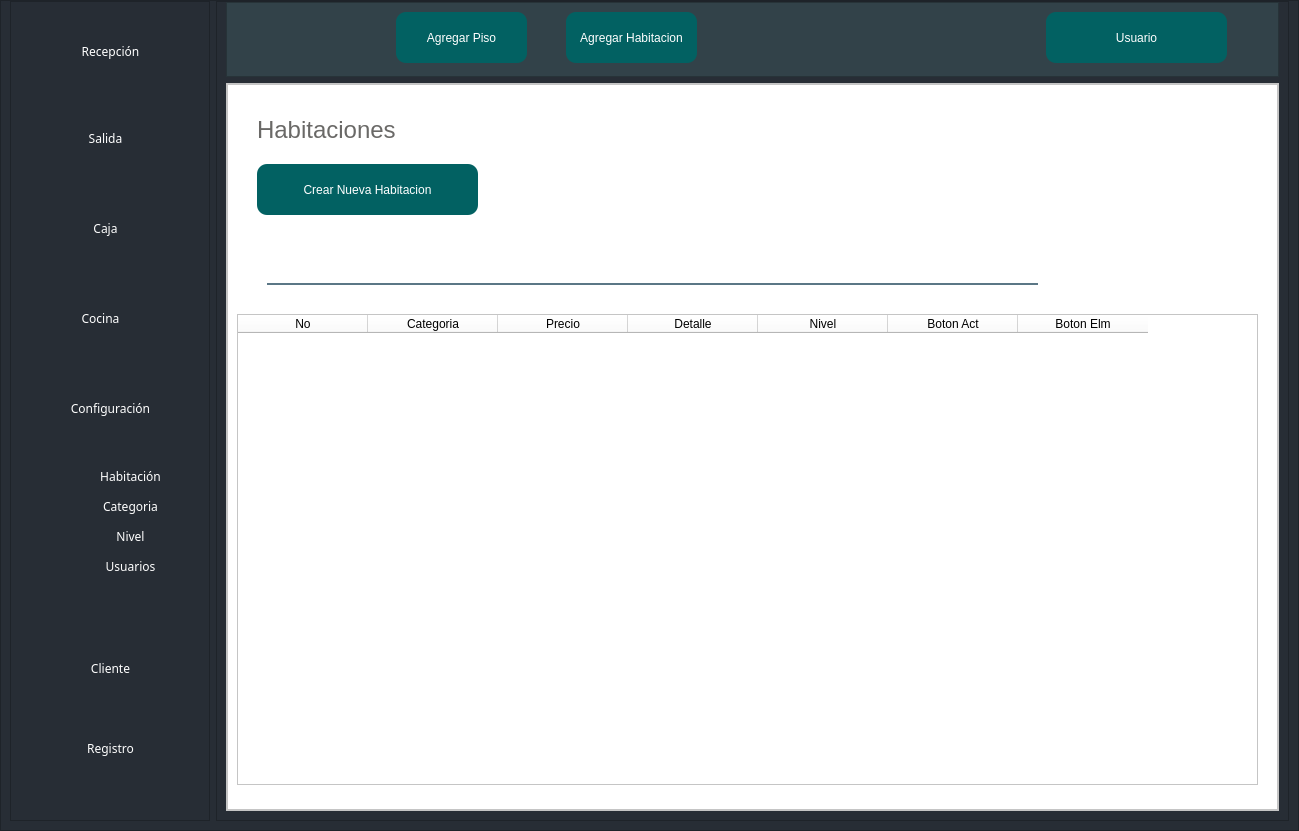
AngelAndreCotocCuzal/Hotel_Proyecto, file view/Interfaz.ui: the form before one commit.
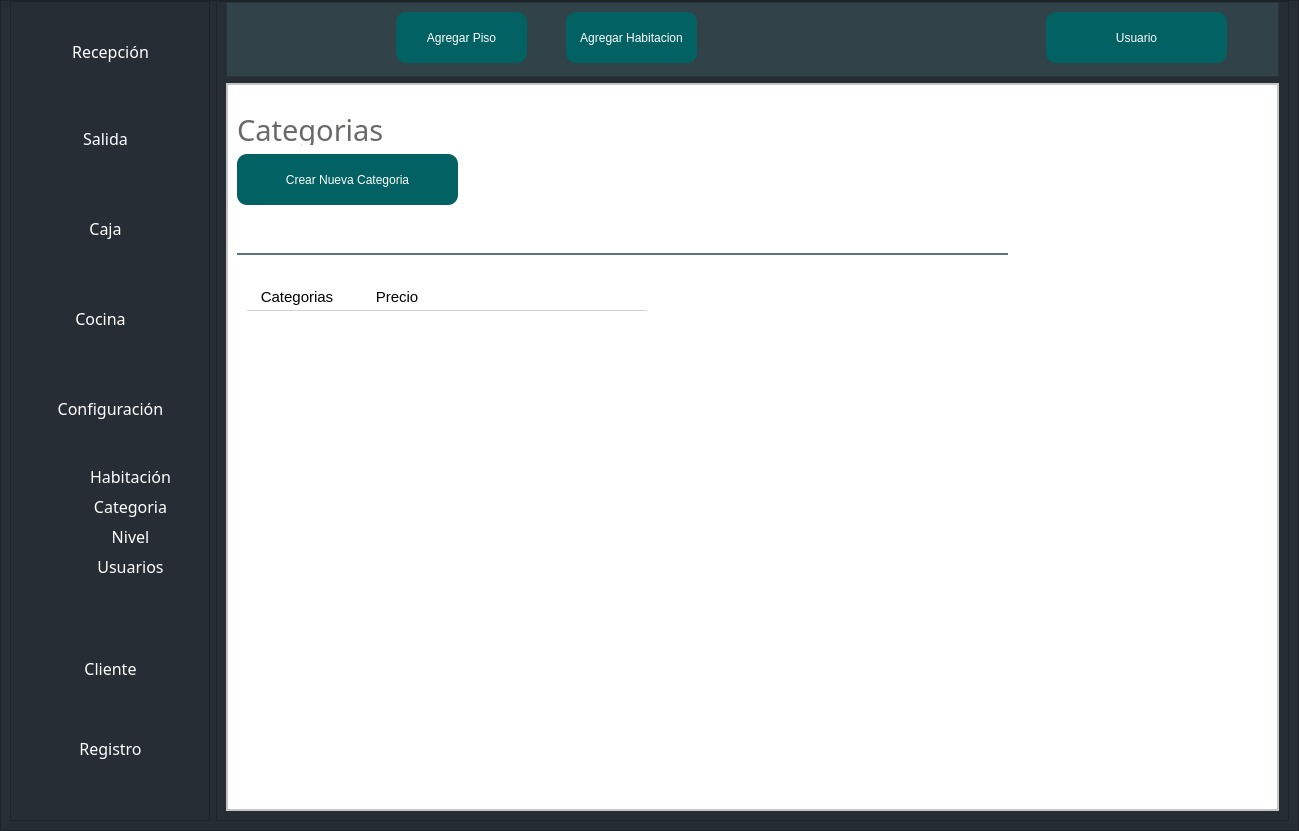
The form after the commit. The open tabs and pages were chosen to show the change.

Commit message: Se ajusto la interfaz cambios en la tabla de Habitacion, creacion de metodos y llmados a la base de datos para la pagina Nivel y solucion de otros errores

Diff of the .ui file:
```diff
--- a/view/Interfaz.ui
+++ b/view/Interfaz.ui
@@ -120,8 +120,8 @@
           </property>
           <property name="font">
            <font>
-            <family>MS Shell Dlg 2t</family>
-            <pointsize>9</pointsize>
+            <family>Archivo</family>
+            <pointsize>12</pointsize>
             <weight>9</weight>
             <italic>false</italic>
             <bold>false</bold>
@@ -151,8 +151,8 @@
           </property>
           <property name="font">
            <font>
-            <family>MS Shell Dlg 2t</family>
-            <pointsize>9</pointsize>
+            <family>Archivo</family>
+            <pointsize>12</pointsize>
             <weight>9</weight>
             <italic>false</italic>
             <bold>false</bold>
@@ -182,8 +182,8 @@
           </property>
           <property name="font">
            <font>
-            <family>MS Shell Dlg 2t</family>
-            <pointsize>9</pointsize>
+            <family>Archivo</family>
+            <pointsize>12</pointsize>
             <weight>9</weight>
             <italic>false</italic>
             <bold>false</bold>
@@ -213,8 +213,8 @@
           </property>
           <property name="font">
            <font>
-            <family>MS Shell Dlg 2t</family>
-            <pointsize>9</pointsize>
+            <family>Archivo</family>
+            <pointsize>12</pointsize>
             <weight>9</weight>
             <italic>false</italic>
             <bold>false</bold>
@@ -244,8 +244,8 @@
           </property>
           <property name="font">
            <font>
-            <family>MS Shell Dlg 2t</family>
-            <pointsize>9</pointsize>
+            <family>Archivo</family>
+            <pointsize>12</pointsize>
             <weight>9</weight>
             <italic>false</italic>
             <bold>false</bold>
@@ -275,8 +275,8 @@
           </property>
           <property name="font">
            <font>
-            <family>MS Shell Dlg 2t</family>
-            <pointsize>9</pointsize>
+            <family>Archivo</family>
+            <pointsize>12</pointsize>
             <weight>9</weight>
             <italic>false</italic>
             <bold>false</bold>
@@ -306,8 +306,8 @@
           </property>
           <property name="font">
            <font>
-            <family>MS Shell Dlg 2t</family>
-            <pointsize>9</pointsize>
+            <family>Archivo</family>
+            <pointsize>12</pointsize>
             <weight>9</weight>
             <italic>false</italic>
             <bold>false</bold>
@@ -337,8 +337,8 @@
           </property>
           <property name="font">
            <font>
-            <family>MS Shell Dlg 2t</family>
-            <pointsize>9</pointsize>
+            <family>Archivo</family>
+            <pointsize>12</pointsize>
             <weight>9</weight>
             <italic>false</italic>
             <bold>false</bold>
@@ -368,8 +368,8 @@
           </property>
           <property name="font">
            <font>
-            <family>MS Shell Dlg 2t</family>
-            <pointsize>9</pointsize>
+            <family>Archivo</family>
+            <pointsize>12</pointsize>
             <weight>9</weight>
             <italic>false</italic>
             <bold>false</bold>
@@ -399,8 +399,8 @@
           </property>
           <property name="font">
            <font>
-            <family>MS Shell Dlg 2t</family>
-            <pointsize>9</pointsize>
+            <family>Archivo</family>
+            <pointsize>12</pointsize>
             <weight>9</weight>
             <italic>false</italic>
             <bold>false</bold>
@@ -430,8 +430,8 @@
           </property>
           <property name="font">
            <font>
-            <family>MS Shell Dlg 2t</family>
-            <pointsize>9</pointsize>
+            <family>Archivo</family>
+            <pointsize>12</pointsize>
             <weight>9</weight>
             <italic>false</italic>
             <bold>false</bold>
@@ -612,7 +612,7 @@
              <item>
               <widget class="QStackedWidget" name="stackedWidget">
                <property name="styleSheet">
-                <string notr="true">background-color: rgba(250,250,250,255);</string>
+                <string notr="true">background-color: rgba(255,255,255,255);</string>
                </property>
                <property name="currentIndex">
                 <number>6</number>
@@ -1759,17 +1759,18 @@
     background:rgba(2,97,98,255);
     /*border: 1px solid #2361a0; /* Cambiar el color del borde a azul oscuro */
     border-radius: 10px;
-    font: 75 9pt &quot;MS Shell Dlg 2t&quot;;
+    font: 75 12pt &quot;Archivo&quot;;
 /* Cambiar el color de fondo a azul oscuro */
     color: white;
 }
-
+/*
 QPushButton:hover{
 
 background-color: qlineargradient(spread:pad, x1:0, y1:0.505682, x2:1, y2:0.477, stop:0 rgba(14, 52, 83, 1), stop:1 rgba(14, 52, 83, 1));
 color: black;
 
 }
+*/
 QFrame{
 background-color: rgb(255, 255, 255); /* Cambiar el color de fondo a azul oscuro */
 }
@@ -1780,11 +1781,13 @@
 border-bottom:2px solid rgba(46, 82, 101, 200);
    /*color: #2361a0;*/
 	color:rgba(106,105,103,255);
+    font: 75 12pt &quot;Archivo&quot;;
 
 }
 
 QLabel{
 color: rgba(106,105,103,255);
+    font: 75 22pt &quot;Archivo&quot;;
 }
 </string>
                    </property>
@@ -1797,7 +1800,7 @@
                    <widget class="QLabel" name="label_4">
                     <property name="geometry">
                      <rect>
-                      <x>30</x>
+                      <x>10</x>
                       <y>30</y>
                       <width>211</width>
                       <height>31</height>
@@ -1805,7 +1808,11 @@
                     </property>
                     <property name="font">
                      <font>
-                      <pointsize>18</pointsize>
+                      <family>Archivo</family>
+                      <pointsize>22</pointsize>
+                      <weight>9</weight>
+                      <italic>false</italic>
+                      <bold>false</bold>
                      </font>
                     </property>
                     <property name="text">
@@ -1815,8 +1822,8 @@
                    <widget class="QLineEdit" name="lineEdit">
                     <property name="geometry">
                      <rect>
-                      <x>40</x>
-                      <y>170</y>
+                      <x>10</x>
+                      <y>140</y>
                       <width>771</width>
                       <height>31</height>
                      </rect>
@@ -1825,11 +1832,11 @@
                      <string notr="true"/>
                     </property>
                    </widget>
-                   <widget class="QPushButton" name="pushButton">
+                   <widget class="QPushButton" name="btn_crearHab">
                     <property name="geometry">
                      <rect>
-                      <x>30</x>
-                      <y>80</y>
+                      <x>10</x>
+                      <y>70</y>
                       <width>221</width>
                       <height>51</height>
                      </rect>
@@ -1841,16 +1848,18 @@
                    <widget class="QTableWidget" name="tablaHabitacion">
                     <property name="geometry">
                      <rect>
-                      <x>10</x>
-                      <y>230</y>
-                      <width>1021</width>
-                      <height>471</height>
+                      <x>30</x>
+                      <y>200</y>
+                      <width>921</width>
+                      <height>401</height>
                      </rect>
                     </property>
                     <property name="styleSheet">
                      <string notr="true">QHeaderView {
     background-color: white;
     border: none;
+    font: 75 12pt &quot;Archivo&quot;;
+
 }
 
 QHeaderView:hover {
@@ -1872,7 +1881,7 @@
     gridline-color: transparent;
     font-size: 11pt;
     color: black;
-    font: 77 10pt &quot;Gadugi&quot;;
+
 }
 
 QTableWidget QTableCornerButton::section {
@@ -1885,36 +1894,10 @@
     border: none;
     border-bottom: 1px solid lightgray;
     alignment: AlignHCenter; /* Centra el texto horizontalmente */
-		color:black /* cambiar el color letra al seleccionar
+	color:black /* cambiar el color letra al seleccionar*/
+
 }</string>
                     </property>
-                    <attribute name="horizontalHeaderVisible">
-                     <bool>true</bool>
-                    </attribute>
-                    <attribute name="horizontalHeaderCascadingSectionResizes">
-                     <bool>false</bool>
-                    </attribute>
-                    <attribute name="horizontalHeaderMinimumSectionSize">
-                     <number>45</number>
-                    </attribute>
-                    <attribute name="horizontalHeaderDefaultSectionSize">
-                     <number>130</number>
-                    </attribute>
-                    <attribute name="horizontalHeaderShowSortIndicator" stdset="0">
-                     <bool>false</bool>
-                    </attribute>
-                    <attribute name="horizontalHeaderStretchLastSection">
-                     <bool>false</bool>
-                    </attribute>
-                    <attribute name="verticalHeaderVisible">
-                     <bool>true</bool>
-                    </attribute>
-                    <attribute name="verticalHeaderCascadingSectionResizes">
-                     <bool>false</bool>
-                    </attribute>
-                    <attribute name="verticalHeaderHighlightSections">
-                     <bool>true</bool>
-                    </attribute>
                     <column>
                      <property name="text">
                       <string>No</string>
@@ -1942,12 +1925,413 @@
                     </column>
                     <column>
                      <property name="text">
-                      <string>Boton Act</string>
+                      <string/>
                      </property>
                     </column>
                     <column>
                      <property name="text">
-                      <string>Boton Elm</string>
+                      <string/>
+                     </property>
+                    </column>
+                   </widget>
+                  </widget>
+                 </item>
+                 <item>
+                  <widget class="QPushButton" name="pushButton">
+                   <property name="text">
+                    <string>PushButton</string>
+                   </property>
+                  </widget>
+                 </item>
+                </layout>
+               </widget>
+               <widget class="QWidget" name="pg_categoria">
+                <layout class="QVBoxLayout" name="verticalLayout_7">
+                 <property name="spacing">
+                  <number>0</number>
+                 </property>
+                 <property name="leftMargin">
+                  <number>0</number>
+                 </property>
+                 <property name="topMargin">
+                  <number>0</number>
+                 </property>
+                 <property name="rightMargin">
+                  <number>0</number>
+                 </property>
+                 <property name="bottomMargin">
+                  <number>0</number>
+                 </property>
+                 <item>
+                  <widget class="QFrame" name="frame_10">
+                   <property name="styleSheet">
+                    <string notr="true">QPushButton{
+    background:rgba(2,97,98,255);
+    /*border: 1px solid #2361a0; /* Cambiar el color del borde a azul oscuro */
+    border-radius: 10px;
+    font: 75 12pt &quot;Archivo&quot;;
+/* Cambiar el color de fondo a azul oscuro */
+    color: white;
+}
+/*
+QPushButton:hover{
+
+background-color: qlineargradient(spread:pad, x1:0, y1:0.505682, x2:1, y2:0.477, stop:0 rgba(14, 52, 83, 1), stop:1 rgba(14, 52, 83, 1));
+color: black;
+
+}
+*/
+QFrame{
+background-color: rgb(255, 255, 255); /* Cambiar el color de fondo a azul oscuro */
+}
+
+QLineEdit{
+background-color: rgb(255,255,255);
+border:none;
+border-bottom:2px solid rgba(46, 82, 101, 200);
+   /*color: #2361a0;*/
+	color:rgba(106,105,103,255);
+    font: 75 12pt &quot;Archivo&quot;;
+
+}
+
+QLabel{
+color: rgba(106,105,103,255);
+    font: 75 22pt &quot;Archivo&quot;;
+}
+</string>
+                   </property>
+                   <property name="frameShape">
+                    <enum>QFrame::StyledPanel</enum>
+                   </property>
+                   <property name="frameShadow">
+                    <enum>QFrame::Raised</enum>
+                   </property>
+                   <widget class="QLabel" name="label_5">
+                    <property name="geometry">
+                     <rect>
+                      <x>10</x>
+                      <y>30</y>
+                      <width>211</width>
+                      <height>31</height>
+                     </rect>
+                    </property>
+                    <property name="font">
+                     <font>
+                      <family>Archivo</family>
+                      <pointsize>22</pointsize>
+                      <weight>9</weight>
+                      <italic>false</italic>
+                      <bold>false</bold>
+                     </font>
+                    </property>
+                    <property name="text">
+                     <string>Categorias</string>
+                    </property>
+                   </widget>
+                   <widget class="QLineEdit" name="lineEdit_2">
+                    <property name="geometry">
+                     <rect>
+                      <x>10</x>
+                      <y>140</y>
+                      <width>771</width>
+                      <height>31</height>
+                     </rect>
+                    </property>
+                    <property name="styleSheet">
+                     <string notr="true"/>
+                    </property>
+                   </widget>
+                   <widget class="QPushButton" name="btn_crearCat">
+                    <property name="geometry">
+                     <rect>
+                      <x>10</x>
+                      <y>70</y>
+                      <width>221</width>
+                      <height>51</height>
+                     </rect>
+                    </property>
+                    <property name="text">
+                     <string>Crear Nueva Categoria</string>
+                    </property>
+                   </widget>
+                   <widget class="QTableWidget" name="tablaCategoria">
+                    <property name="geometry">
+                     <rect>
+                      <x>20</x>
+                      <y>200</y>
+                      <width>1001</width>
+                      <height>501</height>
+                     </rect>
+                    </property>
+                    <property name="layoutDirection">
+                     <enum>Qt::LeftToRight</enum>
+                    </property>
+                    <property name="styleSheet">
+                     <string notr="true">QHeaderView {
+    background-color: white;
+    border: none;
+    font: 75 12pt &quot;Archivo&quot;;
+}
+
+QHeaderView:hover {
+    background-color: white;
+}
+
+QHeaderView:section {
+    background-color: white;
+    border-bottom: 1px solid lightgray;
+    border-top: none;
+    padding: 2px;
+    font-size: 11pt;
+    color: black;
+text-align: left;
+}
+
+QTableWidget {
+    background-color: white;
+    border: none;
+    gridline-color: transparent;
+    font-size: 11pt;
+    color: black;
+
+}
+
+QTableWidget QTableCornerButton::section {
+    background-color: white;
+    border: none;
+
+}
+
+QTableWidget::item {
+    border: none;
+    border-bottom: 1px solid lightgray;
+    alignment: AlignHCenter; /* Centra el texto horizontalmente */
+	color:black /* cambiar el color letra al seleccionar*/
+
+}</string>
+                    </property>
+                    <property name="textElideMode">
+                     <enum>Qt::ElideMiddle</enum>
+                    </property>
+                    <column>
+                     <property name="text">
+                      <string>Categorias</string>
+                     </property>
+                    </column>
+                    <column>
+                     <property name="text">
+                      <string>Precio</string>
+                     </property>
+                    </column>
+                    <column>
+                     <property name="text">
+                      <string/>
+                     </property>
+                    </column>
+                    <column>
+                     <property name="text">
+                      <string/>
+                     </property>
+                    </column>
+                   </widget>
+                  </widget>
+                 </item>
+                </layout>
+               </widget>
+               <widget class="QWidget" name="pg_nivel">
+                <layout class="QVBoxLayout" name="verticalLayout_8">
+                 <property name="spacing">
+                  <number>0</number>
+                 </property>
+                 <property name="leftMargin">
+                  <number>0</number>
+                 </property>
+                 <property name="topMargin">
+                  <number>0</number>
+                 </property>
+                 <property name="rightMargin">
+                  <number>0</number>
+                 </property>
+                 <property name="bottomMargin">
+                  <number>0</number>
+                 </property>
+                 <item>
+                  <widget class="QFrame" name="frame_11">
+                   <property name="styleSheet">
+                    <string notr="true">QPushButton{
+    background:rgba(2,97,98,255);
+    /*border: 1px solid #2361a0; /* Cambiar el color del borde a azul oscuro */
+    border-radius: 10px;
+    font: 75 12pt &quot;Archivo&quot;;
+/* Cambiar el color de fondo a azul oscuro */
+    color: white;
+}
+/*
+QPushButton:hover{
+
+background-color: qlineargradient(spread:pad, x1:0, y1:0.505682, x2:1, y2:0.477, stop:0 rgba(14, 52, 83, 1), stop:1 rgba(14, 52, 83, 1));
+color: black;
+
+}
+*/
+QFrame{
+background-color: rgb(255, 255, 255); /* Cambiar el color de fondo a azul oscuro */
+}
+
+QLineEdit{
+background-color: rgb(255,255,255);
+border:none;
+border-bottom:2px solid rgba(46, 82, 101, 200);
+   /*color: #2361a0;*/
+	color:rgba(106,105,103,255);
+    font: 75 12pt &quot;Archivo&quot;;
+
+}
+
+QLabel{
+color: rgba(106,105,103,255);
+    font: 75 22pt &quot;Archivo&quot;;
+}
+</string>
+                   </property>
+                   <property name="frameShape">
+                    <enum>QFrame::StyledPanel</enum>
+                   </property>
+                   <property name="frameShadow">
+                    <enum>QFrame::Raised</enum>
+                   </property>
+                   <widget class="QLabel" name="label_6">
+                    <property name="geometry">
+                     <rect>
+                      <x>10</x>
+                      <y>30</y>
+                      <width>211</width>
+                      <height>31</height>
+                     </rect>
+                    </property>
+                    <property name="font">
+                     <font>
+                      <family>Archivo</family>
+                      <pointsize>22</pointsize>
+                      <weight>9</weight>
+                      <italic>false</italic>
+                      <bold>false</bold>
+                     </font>
+                    </property>
+                    <property name="text">
+                     <string>Nivel</string>
+                    </property>
+                   </widget>
+                   <widget class="QLineEdit" name="lineEdit_3">
+                    <property name="geometry">
+                     <rect>
+                      <x>10</x>
+                      <y>140</y>
+                      <width>771</width>
+                      <height>31</height>
+                     </rect>
+                    </property>
+                    <property name="styleSheet">
+                     <string notr="true"/>
+                    </property>
+                   </widget>
+                   <widget class="QPushButton" name="btn_crearNiv">
+                    <property name="geometry">
+                     <rect>
+                      <x>10</x>
+                      <y>70</y>
+                      <width>221</width>
+                      <height>51</height>
+                     </rect>
+                    </property>
+                    <property name="text">
+                     <string>Crear Nuevo Nivel</string>
+                    </property>
+                   </widget>
+                   <widget class="QTableWidget" name="tablaNivel">
+                    <property name="geometry">
+                     <rect>
+                      <x>10</x>
+                      <y>200</y>
+                      <width>1011</width>
+                      <height>501</height>
+                     </rect>
+                    </property>
+                    <property name="styleSheet">
+                     <string notr="true">QHeaderView {
+    background-color: white;
+    border: none;
+    font: 75 12pt &quot;Archivo&quot;;
+}
+
+QHeaderView:hover {
+    background-color: white;
+}
+
+QHeaderView:section {
+    background-color: white;
+    border-bottom: 1px solid lightgray;
+    border-top: none;
+    padding: 2px;
+    font-size: 11pt;
+    color: black;
+text-align: left;
+}
+
+QTableWidget {
+    background-color: white;
+    border: none;
+    gridline-color: transparent;
+    font-size: 11pt;
+    color: black;
+
+}
+
+QTableWidget QTableCornerButton::section {
+    background-color: white;
+    border: none;
+
+}
+
+QTableWidget::item {
+    border: none;
+    border-bottom: 1px solid lightgray;
+    alignment: AlignHCenter; /* Centra el texto horizontalmente */
+	color:black /* cambiar el color letra al seleccionar*/
+
+}
+
+
+</string>
+                    </property>
+                    <property name="textElideMode">
+                     <enum>Qt::ElideMiddle</enum>
+                    </property>
+                    <property name="gridStyle">
+                     <enum>Qt::SolidLine</enum>
+                    </property>
+                    <attribute name="horizontalHeaderMinimumSectionSize">
+                     <number>34</number>
+                    </attribute>
+                    <column>
+                     <property name="text">
+                      <string>Nivel</string>
+                     </property>
+                    </column>
+                    <column>
+                     <property name="text">
+                      <string>Nombre</string>
+                     </property>
+                    </column>
+                    <column>
+                     <property name="text">
+                      <string/>
+                     </property>
+                    </column>
+                    <column>
+                     <property name="text">
+                      <string/>
                      </property>
                     </column>
                    </widget>
```
Left out of the diff: 41 changed lines with no effect on the pictures. The commit also changes 4 other files.
